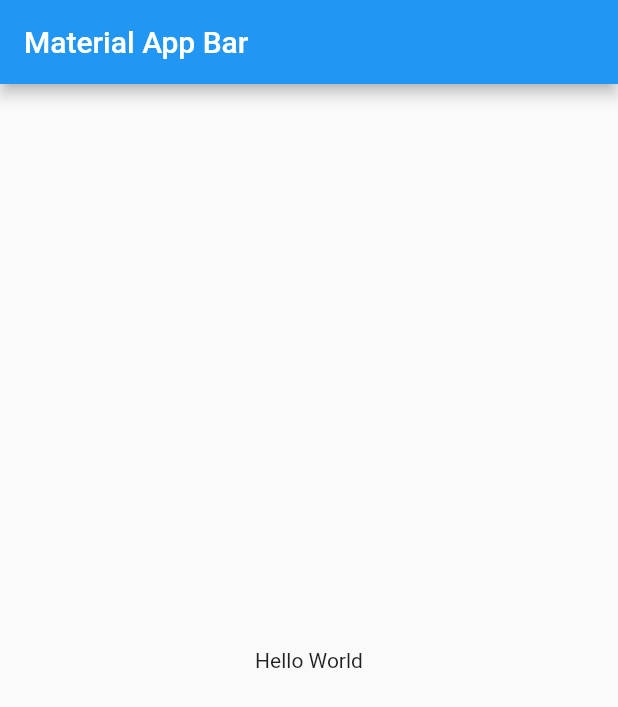
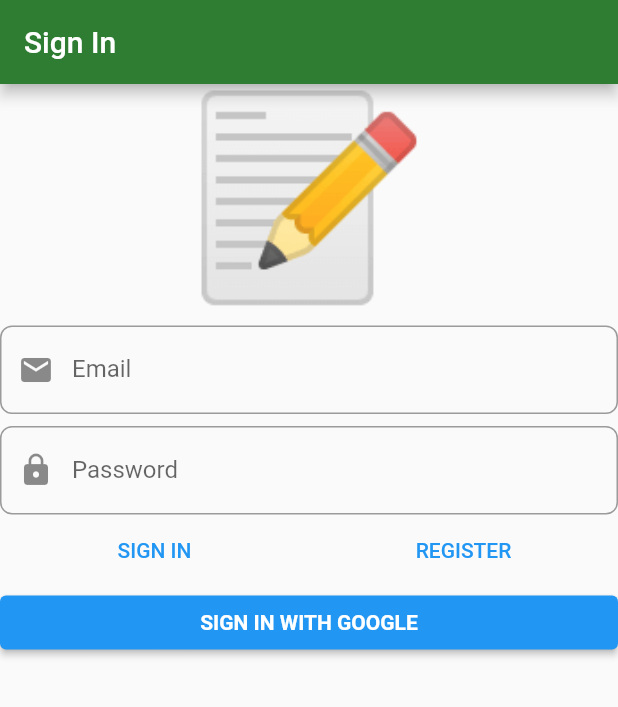
Before and after one commit to toufeeqahamedns/flutter_todo, a Flutter app: the screen it shows after launch, on a phone screen of 412 x 824 dp. Shown: the top 707 px of the screen. Run offline on Flutter 3.47's test engine with Material 2 defaults, Android fonts, the phone set to English and light mode, and no system bars; our stand-ins replace bloc, dartz, firebase_auth, firebase_core, flutter_bloc, freezed_annotation and 3 more; accounts and stored records are empty.

Commit message:
SignIn Form UI and hooking up with application layer

```diff
--- a/lib/application/auth/sign_in_form.dart/bloc/sign_in_form_bloc.dart
+++ b/lib/application/auth/sign_in_form.dart/bloc/sign_in_form_bloc.dart
@@ -17,8 +17,7 @@ part 'sign_in_form_bloc.freezed.dart';
 class SignInFormBloc extends Bloc<SignInFormEvent, SignInFormState> {
   final IAuthFacade _authFacade;
 
-  SignInFormBloc(this._authFacade, SignInFormState _initialState)
-      : super(_initialState);
+  SignInFormBloc(this._authFacade) : super(SignInFormState.initial());
 
   @override
   Stream<SignInFormState> mapEventToState(
--- a/lib/domain/auth/value_objects.dart
+++ b/lib/domain/auth/value_objects.dart
@@ -4,6 +4,7 @@ import 'package:flutter_todo/domain/core/value_objects.dart';
 import 'package:flutter_todo/domain/core/value_validation.dart';
 
 class EmailAddress extends ValueObject<String> {
+  @override
   final Either<ValueFailure<String>, String> value;
 
   factory EmailAddress(String input) {
@@ -14,6 +15,7 @@ class EmailAddress extends ValueObject<String> {
 }
 
 class Password extends ValueObject<String> {
+  @override
   final Either<ValueFailure<String>, String> value;
 
   factory Password(String input) {
--- a/lib/domain/core/errors.dart
+++ b/lib/domain/core/errors.dart
@@ -7,7 +7,7 @@ class UnexpectedValueError extends Error {
 
   @override
   String toString() {
-    final explanation =
+    const explanation =
         "Encountered a ValueFailure at an unrecoverable point. Terminating.";
     return Error.safeToString("$explanation Failure was $valueFailure");
   }
--- a/lib/main.dart
+++ b/lib/main.dart
@@ -1,27 +1,9 @@
 import 'package:flutter/material.dart';
 import 'package:flutter_todo/injectable.dart';
+import 'package:flutter_todo/presentation/core/todo_app.dart';
 import 'package:injectable/injectable.dart';
 
 void main() {
   configureInjection(Environment.prod);
-  runApp(MyApp());
+  runApp(TodoApp());
 }
-
-class MyApp extends StatelessWidget {
-  @override
-  Widget build(BuildContext context) {
-    return MaterialApp(
-      title: 'Material App',
-      home: Scaffold(
-        appBar: AppBar(
-          title: Text('Material App Bar'),
-        ),
-        body: Center(
-          child: Container(
-            child: Text('Hello World'),
-          ),
-        ),
-      ),
-    );
-  }
-}
--- /dev/null
+++ b/lib/presentation/core/todo_app.dart
@@ -0,0 +1,38 @@
+import 'package:firebase_core/firebase_core.dart';
+import 'package:flutter/material.dart';
+import 'package:flutter_todo/presentation/sign_in/sign_in_page.dart';
+
+class TodoApp extends StatefulWidget {
+  @override
+  _TodoAppState createState() => _TodoAppState();
+}
+
+class _TodoAppState extends State<TodoApp> {
+  @override
+  Widget build(BuildContext context) {
+    final Future<FirebaseApp> _initialization = Firebase.initializeApp();
+
+    return MaterialApp(
+      title: 'Notes',
+      home: FutureBuilder(
+        future: _initialization,
+        builder: (context, snapshot) {
+          if (snapshot.connectionState == ConnectionState.done) {
+            return const SignInPage();
+          }
+          return Container();
+        },
+      ),
+      debugShowCheckedModeBanner: false,
+      theme: ThemeData.light().copyWith(
+        primaryColor: Colors.green[800],
+        accentColor: Colors.blueAccent,
+        inputDecorationTheme: InputDecorationTheme(
+          border: OutlineInputBorder(
+            borderRadius: BorderRadius.circular(8.0),
+          ),
+        ),
+      ),
+    );
+  }
+}
--- /dev/null
+++ b/lib/presentation/sign_in/sign_in_page.dart
@@ -0,0 +1,22 @@
+import 'package:flutter/material.dart';
+import 'package:flutter_bloc/flutter_bloc.dart';
+import 'package:flutter_todo/application/auth/sign_in_form.dart/bloc/sign_in_form_bloc.dart';
+import 'package:flutter_todo/injectable.dart';
+import 'package:flutter_todo/presentation/sign_in/widgets/sign_in_form.dart';
+
+class SignInPage extends StatelessWidget {
+  const SignInPage({Key? key}) : super(key: key);
+
+  @override
+  Widget build(BuildContext context) {
+    return Scaffold(
+      appBar: AppBar(
+        title: const Text('Sign In'),
+      ),
+      body: BlocProvider(
+        create: (context) => getIt<SignInFormBloc>(),
+        child: const SignInForm(),
+      ),
+    );
+  }
+}
--- /dev/null
+++ b/lib/presentation/sign_in/widgets/sign_in_form.dart
@@ -0,0 +1,126 @@
+import 'package:flutter/material.dart';
+import 'package:flutter_bloc/flutter_bloc.dart';
+import 'package:flutter_todo/application/auth/sign_in_form.dart/bloc/sign_in_form_bloc.dart';
+
+class SignInForm extends StatelessWidget {
+  const SignInForm({Key? key}) : super(key: key);
+
+  @override
+  Widget build(BuildContext context) {
+    return BlocConsumer<SignInFormBloc, SignInFormState>(
+      listener: (context, state) {
+        state.authFailureOrSuccess.fold(
+          () {},
+          (either) => either.fold(
+            (failure) {
+              SnackBar(
+                content: Text(
+                  failure.map(
+                      cancelledByUser: (_) => 'Cancelled',
+                      serverError: (_) => 'Server Error',
+                      emailAlreadyInUse: (_) => 'Email already in use',
+                      invalidEmailAndPasswordCombination: (_) =>
+                          'Invalid email and password combination'),
+                ),
+              );
+            },
+            (_) {
+              // TODO: Navigation
+            },
+          ),
+        );
+      },
+      builder: (context, state) {
+        return Form(
+          autovalidateMode: AutovalidateMode.onUserInteraction,
+          child: ListView(
+            children: [
+              const Text(
+                '📝',
+                textAlign: TextAlign.center,
+                style: TextStyle(fontSize: 130),
+              ),
+              const SizedBox(height: 8),
+              TextFormField(
+                decoration: const InputDecoration(
+                  prefixIcon: Icon(Icons.email),
+                  labelText: 'Email',
+                ),
+                autocorrect: false,
+                onChanged: (value) => context.read<SignInFormBloc>().add(
+                      SignInFormEvent.emailChanged(value),
+                    ),
+                validator: (value) => context
+                    .watch<SignInFormBloc>()
+                    .state
+                    .emailAddress
+                    .value
+                    .fold(
+                        (f) => f.maybeMap(
+                              invalidEmail: (_) => 'Invalid Mail',
+                              orElse: () => null,
+                            ),
+                        (_) => null),
+              ),
+              const SizedBox(height: 8),
+              TextFormField(
+                decoration: const InputDecoration(
+                  prefixIcon: Icon(Icons.lock),
+                  labelText: 'Password',
+                ),
+                autocorrect: false,
+                obscureText: true,
+                onChanged: (value) => context.read<SignInFormBloc>().add(
+                      SignInFormEvent.passwordChanged(value),
+                    ),
+                validator: (value) =>
+                    context.watch<SignInFormBloc>().state.password.value.fold(
+                        (f) => f.maybeMap(
+                              shortPassword: (_) => 'Short Password',
+                              orElse: () => null,
+                            ),
+                        (_) => null),
+              ),
+              Row(
+                children: [
+                  Expanded(
+                    child: TextButton(
+                      onPressed: () {
+                        context.read<SignInFormBloc>().add(const SignInFormEvent
+                            .signInWithEmailAndPasswordPressed());
+                      },
+                      child: const Text("SIGN IN"),
+                    ),
+                  ),
+                  Expanded(
+                    child: TextButton(
+                      onPressed: () {
+                        context.read<SignInFormBloc>().add(const SignInFormEvent
+                            .registerWithEmailAndPasswordPressed());
+                      },
+                      child: const Text("REGISTER"),
+                    ),
+                  ),
+                ],
+              ),
+              ElevatedButton(
+                onPressed: () {
+                  context
+                      .read<SignInFormBloc>()
+                      .add(const SignInFormEvent.signInWithGooglePressed());
+                },
+                child: const Text(
+                  'SIGN IN WITH GOOGLE',
+                  style: TextStyle(
+                    color: Colors.white,
+                    fontWeight: FontWeight.bold,
+                  ),
+                ),
+              ),
+            ],
+          ),
+        );
+      },
+    );
+  }
+}
--- a/pubspec.yaml
+++ b/pubspec.yaml
@@ -12,8 +12,8 @@ dependencies:
   flutter:
     sdk: flutter
 
+  dartz: ^0.10.0-nullsafety.2
   freezed_annotation: ^0.14.3
-  dartz: ^0.10.0-nullsafety.2
 
   flutter_bloc: ^7.0.1
   bloc: ^7.0.0
@@ -31,15 +31,15 @@ dev_dependencies:
   flutter_test:
     sdk: flutter
 
+  build_runner: ^2.0.6
   freezed: ^0.14.3
-  build_runner: ^2.0.6
   injectable_generator: ^1.4.1
 
   lint: ^1.5.3
 
 dependency_overrides:
+  analyzer: ^2.0.0
   meta: ^1.7.0
-  analyzer: ^2.0.0
 
 flutter:
   uses-material-design: true
```
Also changed, not shown: lib/infrastructure/core/firebase_injectable_module.dart (line endings or trailing spaces), lib/injectable.config.dart, 1 other file.
